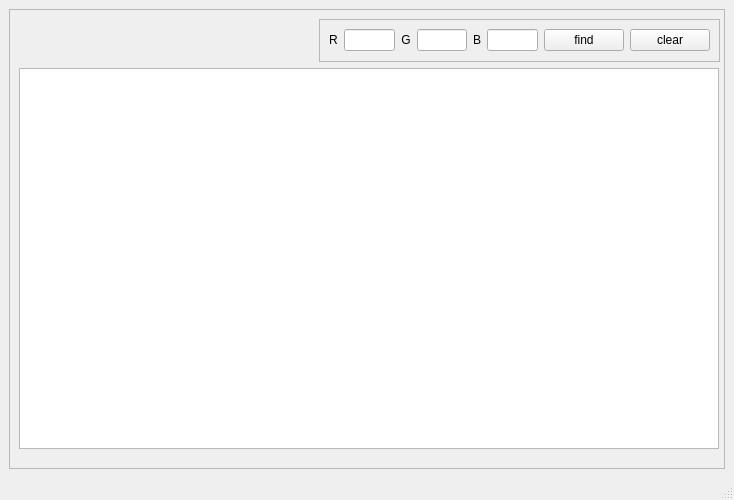
This is mainwindow.ui in LizaTheGreatest/ColorMenu as Qt 5 draws it before an edit. The edited form follows.
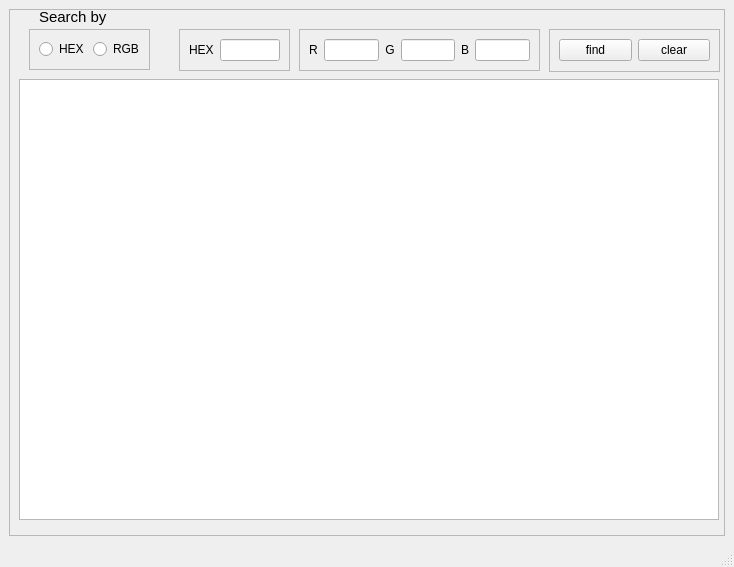
This is the edited form.

Commit message: search by hex added

```diff
--- a/mainwindow.ui
+++ b/mainwindow.ui
@@ -7,7 +7,7 @@
     <x>0</x>
     <y>0</y>
     <width>734</width>
-    <height>500</height>
+    <height>567</height>
    </rect>
   </property>
   <property name="sizePolicy">
@@ -32,9 +32,9 @@
       <widget class="QFrame" name="frame_2">
        <property name="geometry">
         <rect>
-         <x>310</x>
-         <y>10</y>
-         <width>401</width>
+         <x>540</x>
+         <y>20</y>
+         <width>171</width>
          <height>43</height>
         </rect>
        </property>
@@ -46,6 +46,86 @@
        </property>
        <layout class="QHBoxLayout" name="horizontalLayout_2">
         <item>
+         <widget class="QPushButton" name="pushButton">
+          <property name="text">
+           <string>find</string>
+          </property>
+         </widget>
+        </item>
+        <item>
+         <widget class="QPushButton" name="pushButton_clear">
+          <property name="text">
+           <string>clear</string>
+          </property>
+         </widget>
+        </item>
+       </layout>
+      </widget>
+      <widget class="QTableWidget" name="tableWidget">
+       <property name="geometry">
+        <rect>
+         <x>10</x>
+         <y>70</y>
+         <width>700</width>
+         <height>441</height>
+        </rect>
+       </property>
+       <property name="sizePolicy">
+        <sizepolicy hsizetype="Expanding" vsizetype="Expanding">
+         <horstretch>0</horstretch>
+         <verstretch>0</verstretch>
+        </sizepolicy>
+       </property>
+      </widget>
+      <widget class="QFrame" name="frame_3">
+       <property name="geometry">
+        <rect>
+         <x>170</x>
+         <y>20</y>
+         <width>111</width>
+         <height>42</height>
+        </rect>
+       </property>
+       <property name="frameShape">
+        <enum>QFrame::StyledPanel</enum>
+       </property>
+       <property name="frameShadow">
+        <enum>QFrame::Raised</enum>
+       </property>
+       <layout class="QHBoxLayout" name="horizontalLayout">
+        <item>
+         <widget class="QLabel" name="label_4">
+          <property name="text">
+           <string>HEX</string>
+          </property>
+         </widget>
+        </item>
+        <item>
+         <widget class="QLineEdit" name="lineEdit_hex">
+          <property name="enabled">
+           <bool>true</bool>
+          </property>
+         </widget>
+        </item>
+       </layout>
+      </widget>
+      <widget class="QFrame" name="frame_4">
+       <property name="geometry">
+        <rect>
+         <x>290</x>
+         <y>20</y>
+         <width>241</width>
+         <height>42</height>
+        </rect>
+       </property>
+       <property name="frameShape">
+        <enum>QFrame::StyledPanel</enum>
+       </property>
+       <property name="frameShadow">
+        <enum>QFrame::Raised</enum>
+       </property>
+       <layout class="QHBoxLayout" name="horizontalLayout_3">
+        <item>
          <widget class="QLabel" name="label">
           <property name="toolTip">
            <string>&lt;html&gt;&lt;head/&gt;&lt;body&gt;&lt;p align=&quot;center&quot;&gt;&lt;br/&gt;&lt;/p&gt;&lt;/body&gt;&lt;/html&gt;</string>
@@ -82,36 +162,56 @@
         <item>
          <widget class="QLineEdit" name="lineEdit_blue"/>
         </item>
+       </layout>
+      </widget>
+      <widget class="QFrame" name="frame_5">
+       <property name="geometry">
+        <rect>
+         <x>20</x>
+         <y>20</y>
+         <width>121</width>
+         <height>41</height>
+        </rect>
+       </property>
+       <property name="frameShape">
+        <enum>QFrame::StyledPanel</enum>
+       </property>
+       <property name="frameShadow">
+        <enum>QFrame::Raised</enum>
+       </property>
+       <layout class="QHBoxLayout" name="horizontalLayout_4">
         <item>
-         <widget class="QPushButton" name="pushButton">
+         <widget class="QRadioButton" name="radioButton_hex">
           <property name="text">
-           <string>find</string>
+           <string>HEX</string>
           </property>
          </widget>
         </item>
         <item>
-         <widget class="QPushButton" name="pushButton_clear">
+         <widget class="QRadioButton" name="radioButton_rgb">
           <property name="text">
-           <string>clear</string>
+           <string>RGB</string>
           </property>
          </widget>
         </item>
        </layout>
       </widget>
-      <widget class="QTableWidget" name="tableWidget">
+      <widget class="QLabel" name="label_5">
        <property name="geometry">
         <rect>
-         <x>10</x>
-         <y>59</y>
-         <width>700</width>
-         <height>381</height>
+         <x>30</x>
+         <y>0</y>
+         <width>71</width>
+         <height>16</height>
         </rect>
        </property>
-       <property name="sizePolicy">
-        <sizepolicy hsizetype="Expanding" vsizetype="Expanding">
-         <horstretch>0</horstretch>
-         <verstretch>0</verstretch>
-        </sizepolicy>
+       <property name="font">
+        <font>
+         <pointsize>11</pointsize>
+        </font>
+       </property>
+       <property name="text">
+        <string>Search by</string>
        </property>
       </widget>
      </widget>
```
Left out of the diff: 2 changed lines with no effect on the pictures. The commit also changes 2 other files.
